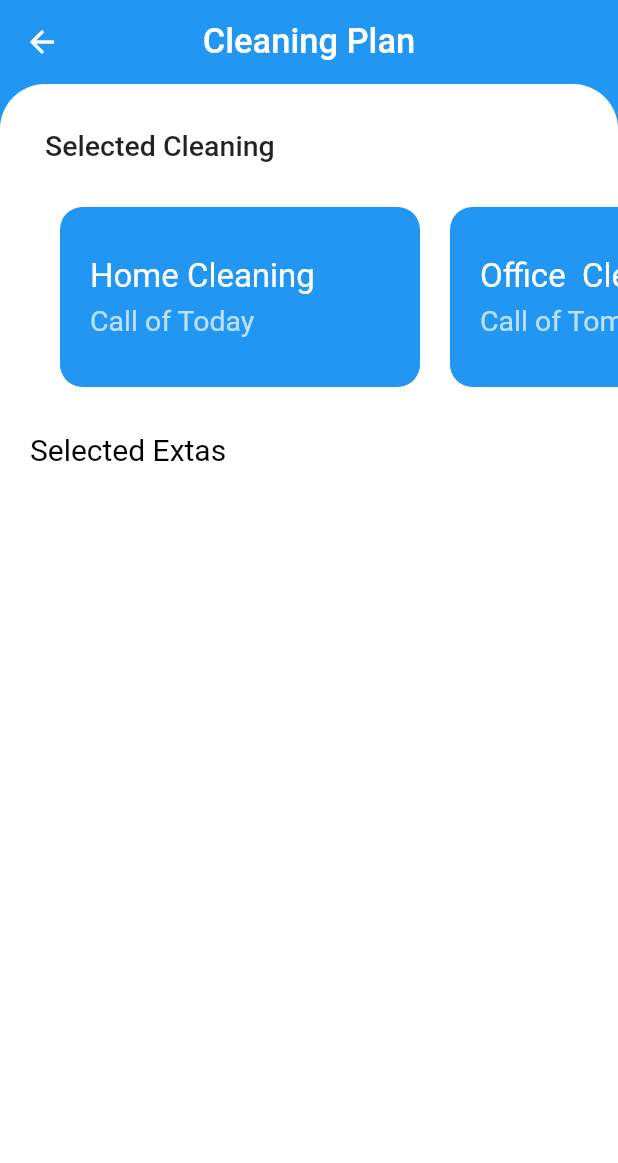
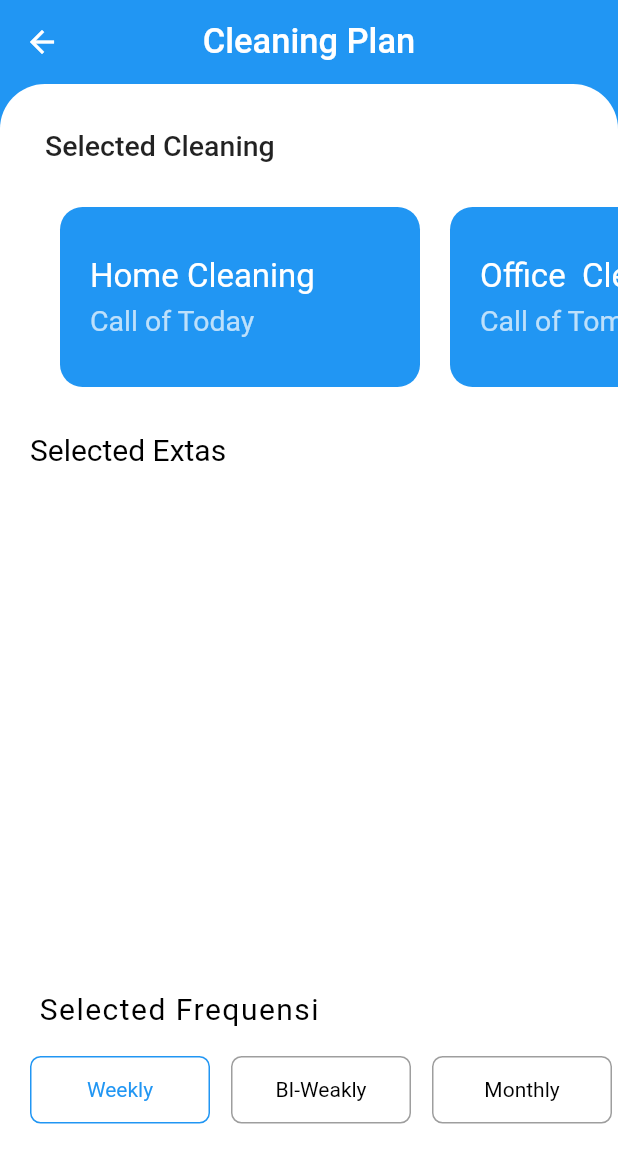
Before and after one commit to rizkotz/restoran, a Flutter app: the HomePage screen opened directly, on a phone screen of 412 x 824 dp. Shown: the top 1163 px of the screen. Run offline on Flutter 3.47's test engine with Material 2 defaults, Android fonts, the phone set to English and light mode, and no system bars.

Commit message:
pokok lanjutan

```diff
--- a/lib/home/home_view.dart
+++ b/lib/home/home_view.dart
@@ -1,4 +1,4 @@
-// ignore_for_file: deprecated_member_use, unused_element
+// ignore_for_file: deprecated_member_use, unused_element, non_constant_identifier_names
 
 import 'package:flutter/material.dart';
 
@@ -39,6 +39,55 @@ class HomePage extends StatelessWidget {
             ),
           )
         ],
+      ),
+    );
+  }
+
+  Widget _selectedExtras(@required String name) {
+    return Container(
+      decoration: BoxDecoration(
+          borderRadius: BorderRadius.circular(10.0),
+          border: Border.all(color: Colors.grey, width: 2)),
+      child: Column(
+        mainAxisAlignment: MainAxisAlignment.center,
+        children: [
+          Container(
+            height: 60,
+            decoration: BoxDecoration(),
+          ),
+          SizedBox(
+            height: 10,
+          ),
+          Text(
+            name,
+            style: TextStyle(
+              fontSize: 17,
+            ),
+          )
+        ],
+      ),
+    );
+  }
+
+  Widget _selectedFrequency(
+      {required Color color,
+      required String tittle,
+      required BoxBorder border,
+      required TextStyle textStyle}) {
+    return Container(
+      height: 45,
+      width: 120,
+      margin: EdgeInsets.symmetric(horizontal: 7, vertical: 20),
+      decoration: BoxDecoration(
+        color: color,
+        borderRadius: BorderRadius.circular(7),
+        border: border,
+      ),
+      child: Center(
+        child: Text(
+          tittle,
+          style: textStyle,
+        ),
       ),
     );
   }
@@ -127,13 +176,71 @@ class HomePage extends StatelessWidget {
                           mainAxisSpacing: 8,
                           childAspectRatio: 1.30,
                           children: [
-                              ///
+                            //_selectedExtras(),
+                            //_selectedExtras(),
+                            //_selectedExtras(),
+                            //_selectedExtras(),
                           ],
                         ),
                       ),
                     ),
                   ],
+                ),
+              ),
+              Container(
+                padding: EdgeInsets.only(left: 13),
+                child: Column(
+                  mainAxisAlignment: MainAxisAlignment.spaceEvenly,
+                  crossAxisAlignment: CrossAxisAlignment.start,
+                  children: [
+                    Padding(
+                      padding: EdgeInsets.only(left: 13),
+                      child: Text("Selected Frequensi",
+                          style: TextStyle(
+                            fontSize: 20,
+                            color: Colors.black,
+                            letterSpacing: 1,
+                            fontWeight: FontWeight.w400,
                           )),
+                    ),
+                    SingleChildScrollView(
+                      scrollDirection: Axis.horizontal,
+                      child: Row(
+                        crossAxisAlignment: CrossAxisAlignment.start,
+                        mainAxisAlignment: MainAxisAlignment.spaceEvenly,
+                        children: [
+                          _selectedFrequency(
+                            tittle: 'Weekly',
+                            color: Colors.white,
+                            border: Border.all(
+                                color: Theme.of(context).accentColor),
+                            textStyle:
+                                TextStyle(color: Theme.of(context).accentColor),
+                          ),
+                          _selectedFrequency(
+                            tittle: 'BI-Weakly',
+                            color: Colors.white,
+                            border: Border.all(color: Colors.grey),
+                            textStyle: TextStyle(color: Colors.black),
+                          ),
+                          _selectedFrequency(
+                            tittle: 'Monthly',
+                            color: Colors.white,
+                            border: Border.all(color: Colors.grey),
+                            textStyle: TextStyle(color: Colors.black),
+                          ),
+                          _selectedFrequency(
+                            tittle: 'Yearly',
+                            color: Colors.white,
+                            border: Border.all(color: Colors.grey),
+                            textStyle: TextStyle(color: Colors.black),
+                          ),
+                        ],
+                      ),
+                    )
+                  ],
+                ),
+              )
             ],
           ),
         ),
```
Lines whose indentation alone changed are shown as unchanged.
